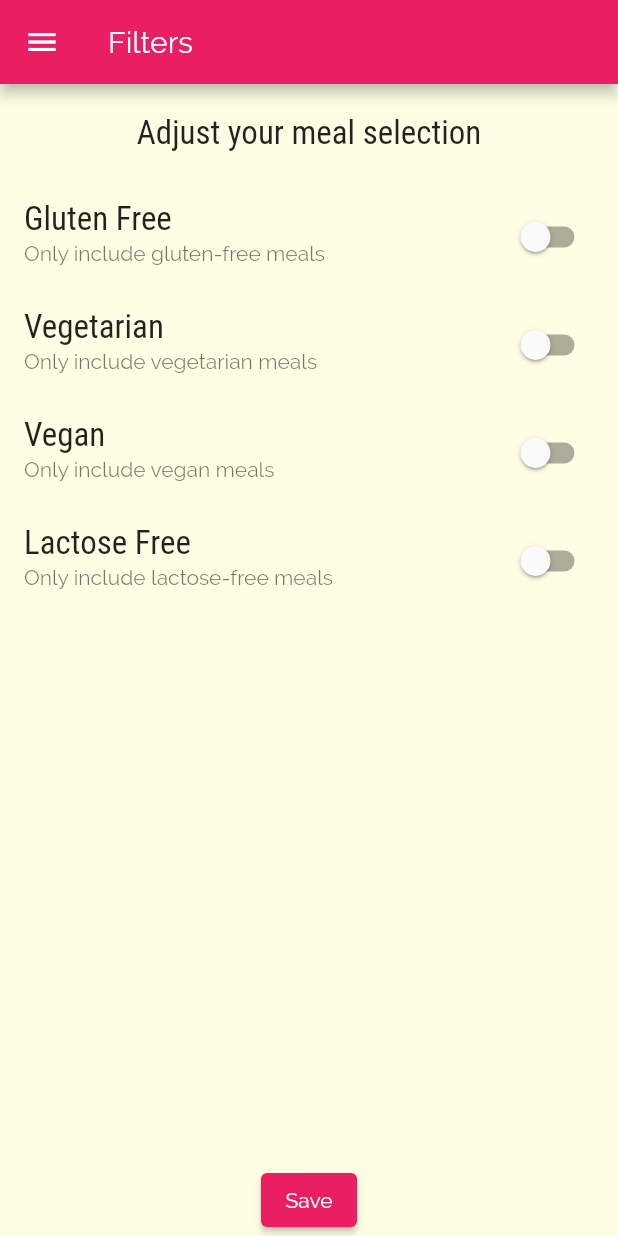
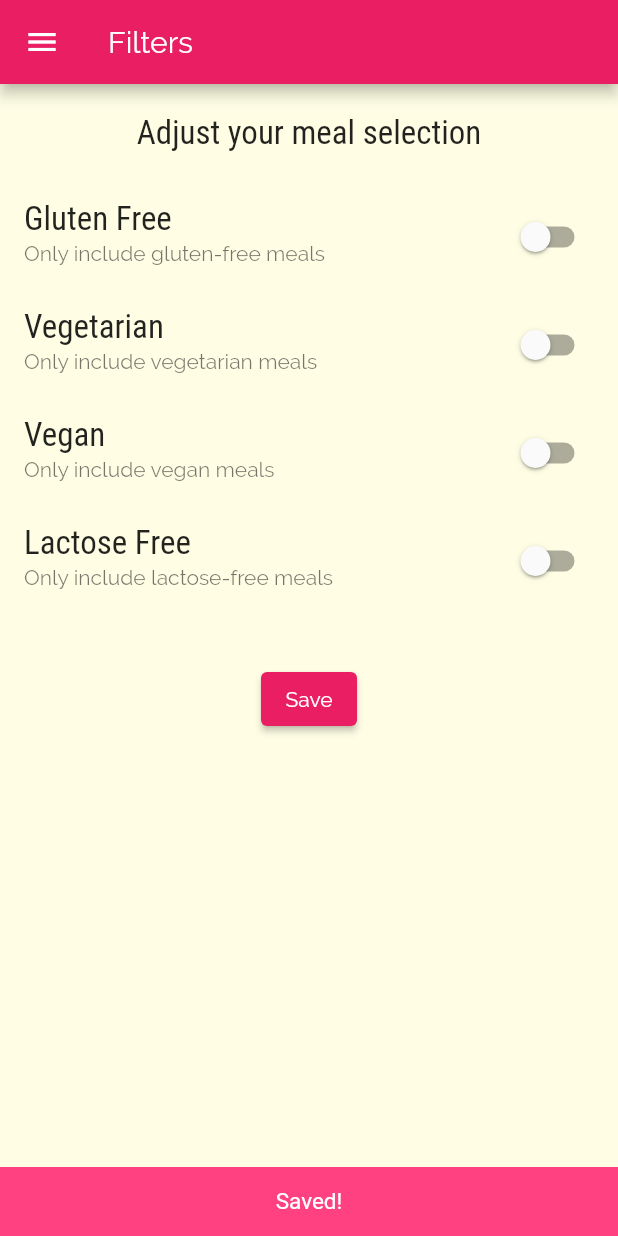
Before and after one commit to My-Flutter-Learning/meals_app, a Flutter app: the FilterScreen screen opened by its route, after a tap on "Save", on a phone screen of 412 x 824 dp. Run offline on Flutter 3.47's test engine with Material 2 defaults, Android fonts, the phone set to English and light mode, and no system bars; our stand-ins replace fluttertoast.

Commit message:
UI updates
 - Added a placeholder image.
 - Added a SnackBar on saving filters.

```diff
--- a/lib/screens/categories_screen.dart
+++ b/lib/screens/categories_screen.dart
@@ -20,7 +20,7 @@ class CategoriesScreen extends StatelessWidget {
             .toList(),
         gridDelegate: const SliverGridDelegateWithMaxCrossAxisExtent(
             maxCrossAxisExtent: 200,
-            childAspectRatio: 3 /2,
+            childAspectRatio: 3/2,
             crossAxisSpacing: 20,
             mainAxisSpacing: 20,
           ),
--- a/lib/screens/filters_screen.dart
+++ b/lib/screens/filters_screen.dart
@@ -1,5 +1,6 @@
 import 'package:flutter/material.dart';
 import '../widgets/main_drawer.dart';
+import 'package:fluttertoast/fluttertoast.dart';
 
 class FilterScreen extends StatefulWidget {
   static const routeName = '/filterscreen';
@@ -53,7 +54,9 @@ class _FilterScreenState extends State<FilterScreen> {
                 'Adjust your meal selection',
                 style: Theme.of(context).textTheme.titleMedium,
               )),
-          Expanded(
+          SizedBox(
+            height: 300,
+            width: double.infinity,
             child: ListView(children: [
               SwitchListTile(
                   value: _glutenFree,
@@ -93,6 +96,7 @@ class _FilterScreenState extends State<FilterScreen> {
                   subtitle: const Text('Only include lactose-free meals')),
             ]),
           ),
+          const SizedBox(height: 20,),
           ElevatedButton(
               child: const Text('Save'),
               onPressed: () {
@@ -103,8 +107,13 @@ class _FilterScreenState extends State<FilterScreen> {
                   'lactose': _lactoseFree,
                 };
                 widget.saveFilters(selectedFilters);
-              }
-            ),
+                const  snackBar = SnackBar(
+                  content: Text('Saved!', textAlign: TextAlign.center, style: TextStyle(fontSize: 15),),
+                  duration: Duration(seconds: 1),
+                  backgroundColor: Colors.pinkAccent,
+                );
+                ScaffoldMessenger.of(context).showSnackBar(snackBar);
+              }),
         ],
       ),
     );
--- a/pubspec.yaml
+++ b/pubspec.yaml
@@ -58,8 +58,8 @@ flutter:
   uses-material-design: true
 
   # To add assets to your application, add an assets section, like this:
-  # assets:
-  #   - images/a_dot_burr.jpeg
+  assets:
+    - assets/images/image_placeholder.jpg
   #   - images/a_dot_ham.jpeg
 
   # An image asset can refer to one or more resolution-specific "variants", see
```
Also changed, not shown: lib/widgets/meal_item.dart (+7 -5 lines), assets/images/image_placeholder.jpg (added).
